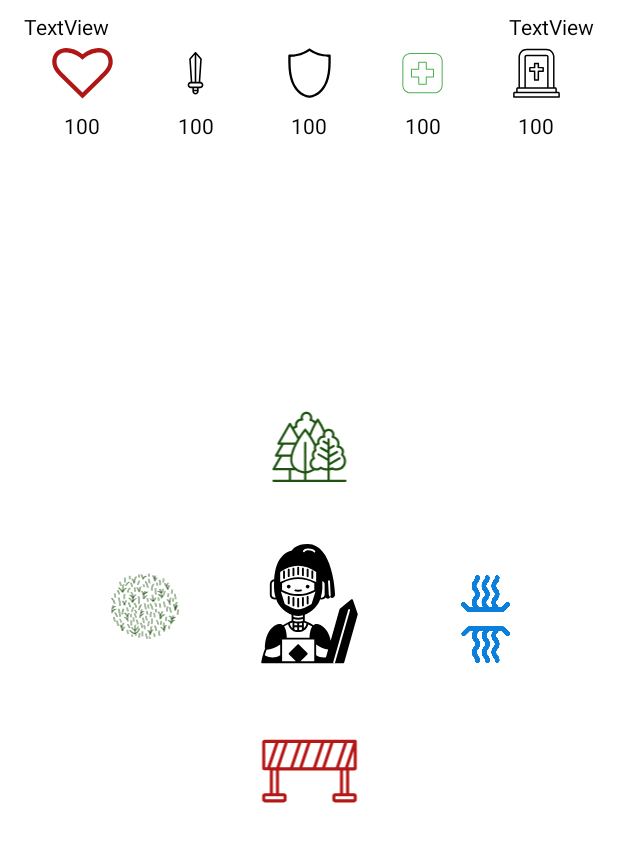
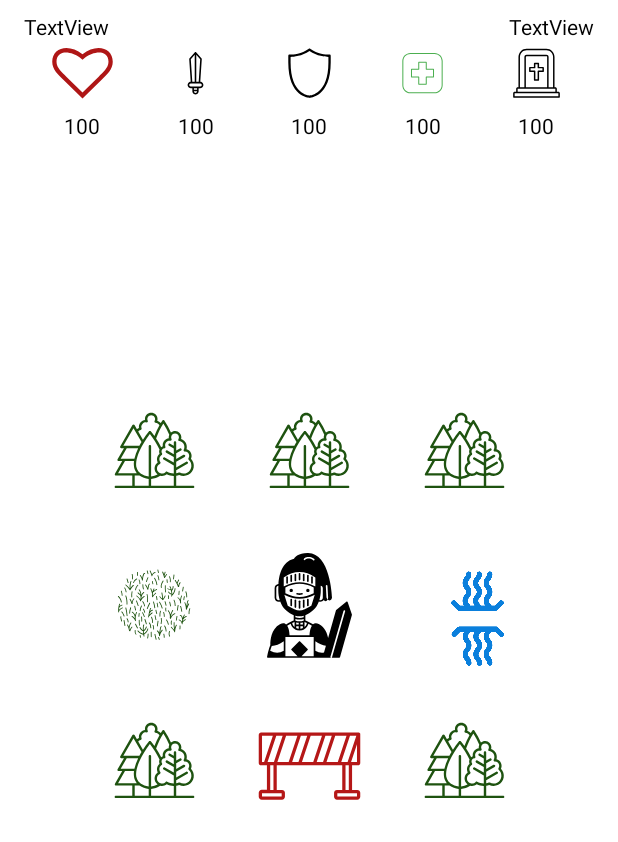
Before and after one commit to pozda2/BMTA, an Android app: the layout activity_play_game.xml on its own in the app's theme, with its tools: preview values and no code run, on a phone screen of 412 x 824 dp. Shown: the top 842 px of the screen. Run offline under Robolectric (Android 15) with nearby library versions, the light colour scheme and no system bars.

Commit message:
Diagonalni smery

```diff
--- a/app/src/main/res/layout/activity_play_game.xml
+++ b/app/src/main/res/layout/activity_play_game.xml
@@ -11,25 +11,25 @@
         android:layout_height="match_parent"
         android:background="@color/white"
         tools:context=".controller.PlayGame"
-        tools:layout_editor_absoluteX="40dp"
-        tools:layout_editor_absoluteY="0dp">
+        tools:layout_editor_absoluteX="0dp"
+        tools:layout_editor_absoluteY="-116dp">
 
 
         <ImageView
             android:id="@+id/imageCenter"
-            android:layout_width="99dp"
-            android:layout_height="99dp"
+            android:layout_width="87dp"
+            android:layout_height="87dp"
             android:cropToPadding="true"
             app:layout_constraintBottom_toBottomOf="parent"
             app:layout_constraintEnd_toEndOf="parent"
             app:layout_constraintStart_toStartOf="parent"
             app:layout_constraintTop_toTopOf="parent"
-            app:srcCompat="@drawable/ic_knight"/>
+            app:srcCompat="@drawable/ic_knight" />
 
         <ImageView
             android:id="@+id/imageNorth"
             android:layout_width="87dp"
-            android:layout_height="81dp"
+            android:layout_height="87dp"
             android:layout_marginBottom="16dp"
             app:layout_constraintBottom_toTopOf="@+id/imageCenter"
             app:layout_constraintEnd_toEndOf="@+id/imageCenter"
@@ -37,9 +37,19 @@
             app:srcCompat="@drawable/ic_forest" />
 
         <ImageView
+            android:id="@+id/imageNorthWest"
+            android:layout_width="87dp"
+            android:layout_height="87dp"
+            android:layout_marginBottom="16dp"
+            app:layout_constraintBottom_toTopOf="@+id/imageWest"
+            app:layout_constraintStart_toStartOf="@+id/imageWest"
+            app:layout_constraintTop_toTopOf="@+id/imageNorth"
+            app:srcCompat="@drawable/ic_forest" />
+
+        <ImageView
             android:id="@+id/imageWest"
             android:layout_width="87dp"
-            android:layout_height="81dp"
+            android:layout_height="87dp"
             android:layout_marginEnd="16dp"
             app:layout_constraintBottom_toBottomOf="@+id/imageCenter"
             app:layout_constraintEnd_toStartOf="@+id/imageCenter"
@@ -47,24 +57,55 @@
             app:srcCompat="@drawable/ic_meadow" />
 
         <ImageView
+            android:id="@+id/imageNorthEast"
+            android:layout_width="87dp"
+            android:layout_height="87dp"
+            android:layout_marginBottom="16dp"
+            app:layout_constraintBottom_toTopOf="@+id/imageEast"
+            app:layout_constraintStart_toStartOf="@+id/imageEast"
+            app:layout_constraintTop_toTopOf="@+id/imageNorth"
+            app:srcCompat="@drawable/ic_forest" />
+
+        <ImageView
             android:id="@+id/imageSouth"
             android:layout_width="87dp"
-            android:layout_height="81dp"
+            android:layout_height="87dp"
             android:layout_marginTop="16dp"
             app:layout_constraintEnd_toEndOf="@+id/imageCenter"
             app:layout_constraintStart_toStartOf="@+id/imageCenter"
             app:layout_constraintTop_toBottomOf="@+id/imageCenter"
             app:srcCompat="@drawable/ic_border" />
 
+
+        <ImageView
+            android:id="@+id/imageSouthEast"
+            android:layout_width="87dp"
+            android:layout_height="87dp"
+            android:layout_marginStart="16dp"
+            android:layout_marginTop="16dp"
+            app:layout_constraintStart_toEndOf="@+id/imageSouth"
+            app:layout_constraintTop_toBottomOf="@+id/imageEast"
+            app:srcCompat="@drawable/ic_forest" />
+
         <ImageView
             android:id="@+id/imageEast"
             android:layout_width="87dp"
-            android:layout_height="81dp"
+            android:layout_height="87dp"
             android:layout_marginStart="16dp"
             app:layout_constraintBottom_toBottomOf="@+id/imageCenter"
             app:layout_constraintStart_toEndOf="@+id/imageCenter"
             app:layout_constraintTop_toTopOf="@+id/imageCenter"
             app:srcCompat="@drawable/ic_bridge" />
+
+        <ImageView
+            android:id="@+id/imageSouthWest"
+            android:layout_width="87dp"
+            android:layout_height="87dp"
+            android:layout_marginTop="16dp"
+            android:layout_marginEnd="16dp"
+            app:layout_constraintEnd_toStartOf="@+id/imageSouth"
+            app:layout_constraintTop_toBottomOf="@+id/imageWest"
+            app:srcCompat="@drawable/ic_forest" />
 
         <ImageView
             android:id="@+id/imageHealth"
```
Also changed, not shown: app/src/main/java/com/example/bmta/controller/PlayGame.kt (+44 -5 lines), app/src/main/java/com/example/bmta/model/Direction.kt (+8 -4 lines), app/src/main/java/com/example/bmta/model/Game.kt (+109 -20 lines), app/src/main/java/com/example/bmta/model/Hero.kt (+27 -14 lines).
